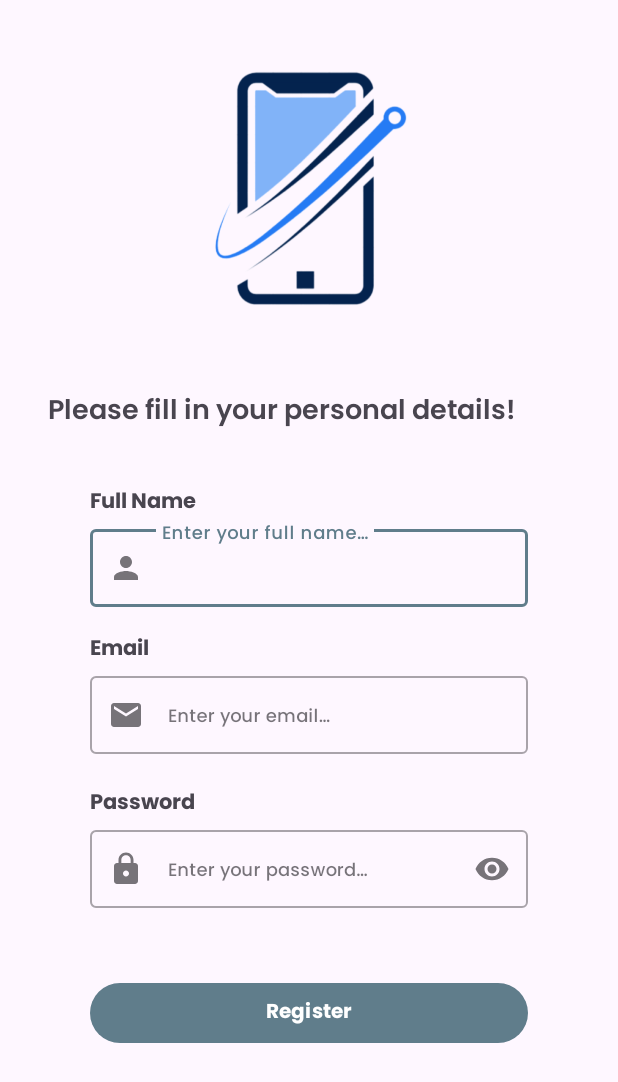
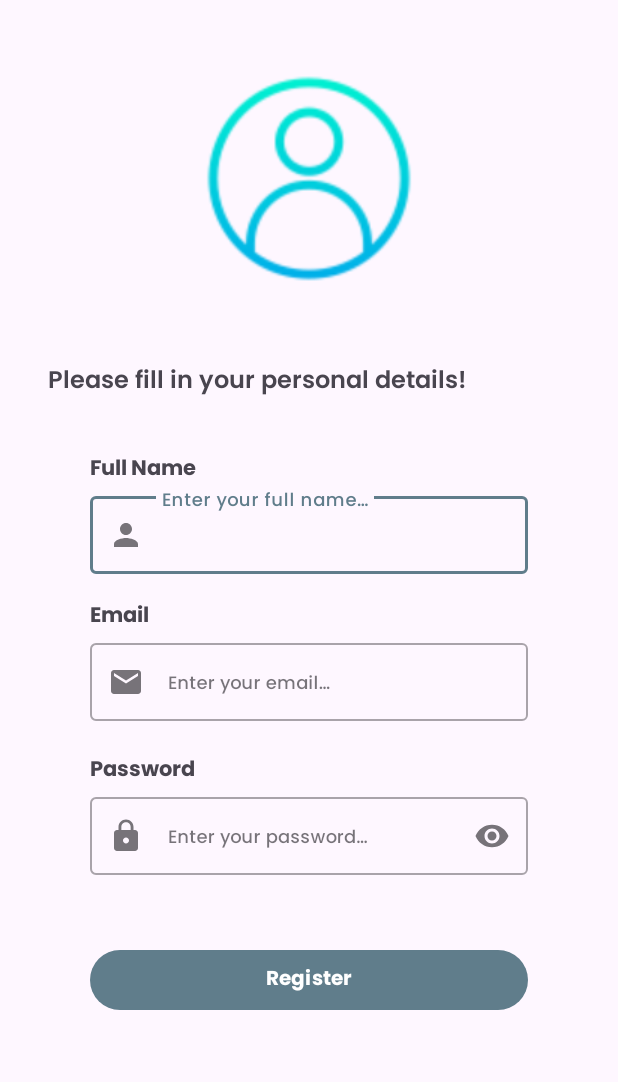
Before and after one commit to RifqiMuafa20/My-Story-App, an Android app: the RegisterActivity screen opened directly, with no data from a screen before it, on a phone screen of 412 x 824 dp. Shown: the top 1082 px of the screen. Run offline under Robolectric (Android 15) with nearby library versions, the phone set to English and light mode, and no system bars; network calls fail.

Commit message:
fix: change icon on login and register page

```diff
--- a/app/src/main/res/layout/activity_login.xml
+++ b/app/src/main/res/layout/activity_login.xml
@@ -24,7 +24,7 @@
                 app:layout_constraintEnd_toEndOf="parent"
                 app:layout_constraintStart_toStartOf="parent"
                 app:layout_constraintTop_toTopOf="@+id/guidelineHorizontal2"
-                app:srcCompat="@drawable/app_logo" />
+                app:srcCompat="@drawable/icon_user" />
 
             <TextView
                 android:id="@+id/emailTextView"
--- a/app/src/main/res/layout/activity_register.xml
+++ b/app/src/main/res/layout/activity_register.xml
@@ -17,7 +17,7 @@
             <ImageView
                 android:id="@+id/imageView"
                 android:layout_width="0dp"
-                android:layout_height="0dp"
+                android:layout_height="150dp"
                 android:layout_marginStart="32dp"
                 android:layout_marginEnd="32dp"
                 android:contentDescription="@string/deskripsi_logo"
@@ -25,17 +25,17 @@
                 app:layout_constraintEnd_toEndOf="parent"
                 app:layout_constraintStart_toStartOf="parent"
                 app:layout_constraintTop_toTopOf="@+id/guideline2"
-                app:srcCompat="@drawable/app_logo" />
+                app:srcCompat="@drawable/icon_user" />
 
             <TextView
                 android:id="@+id/titleTextView"
                 android:layout_width="0dp"
                 android:layout_height="wrap_content"
                 android:layout_marginStart="32dp"
-                android:layout_marginTop="48dp"
+                android:layout_marginTop="36dp"
                 android:layout_marginEnd="32dp"
                 android:text="@string/title_signup_page"
-                android:textSize="18sp"
+                android:textSize="16sp"
                 android:fontFamily="@font/poppins_semi_bold"
                 app:layout_constraintEnd_toEndOf="parent"
                 app:layout_constraintHorizontal_bias="0.0"
```
Also changed, not shown: app/src/main/res/drawable/icon_user.png (added).
